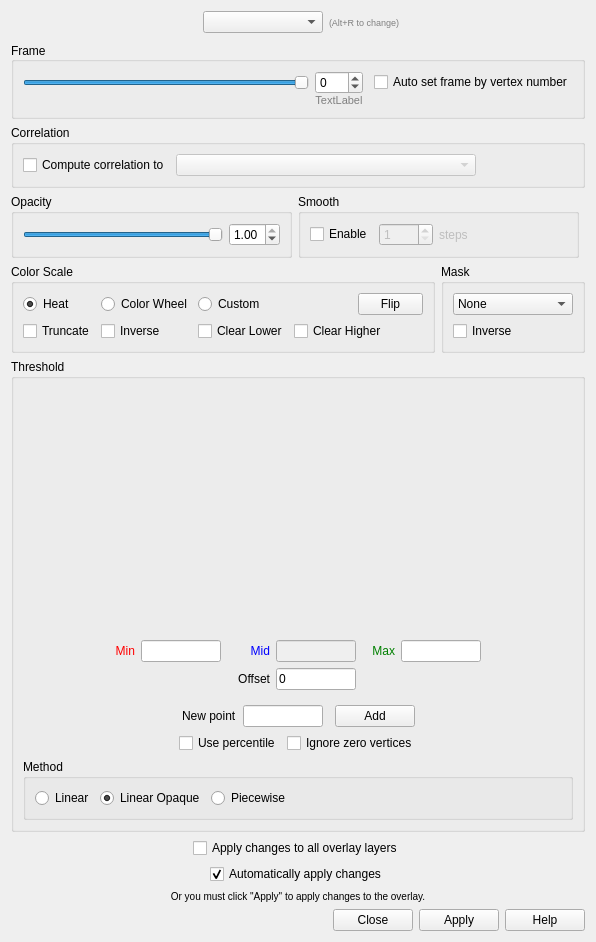
freesurfer/freesurfer, file freeview/WindowConfigureOverlay.ui: the form before one commit.
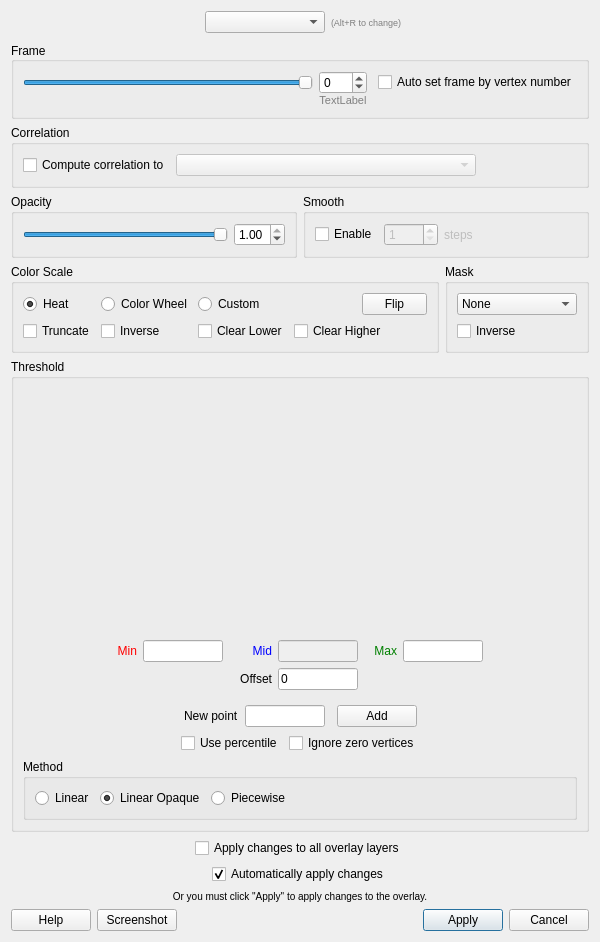
The form after the commit. Custom widgets are drawn as their Qt base class.

Commit message: Added function to take screenshot of every overlay on a surface

```diff
--- a/freeview/WindowConfigureOverlay.ui
+++ b/freeview/WindowConfigureOverlay.ui
@@ -6,7 +6,7 @@
    <rect>
     <x>0</x>
     <y>0</y>
-    <width>596</width>
+    <width>600</width>
     <height>942</height>
    </rect>
   </property>
@@ -97,13 +97,48 @@
     </widget>
    </item>
    <item>
-    <layout class="QGridLayout" name="gridLayout_2">
+    <layout class="QGridLayout" name="gridLayout_2" columnminimumwidth="0,0,0">
      <property name="leftMargin">
       <number>0</number>
      </property>
      <property name="topMargin">
       <number>0</number>
      </property>
+     <item row="3" column="0">
+      <widget class="QGroupBox" name="groupBox">
+       <property name="title">
+        <string>Opacity</string>
+       </property>
+       <layout class="QHBoxLayout" name="horizontalLayout">
+        <item>
+         <widget class="QSlider" name="sliderOpacity">
+          <property name="maximum">
+           <number>100</number>
+          </property>
+          <property name="value">
+           <number>100</number>
+          </property>
+          <property name="orientation">
+           <enum>Qt::Horizontal</enum>
+          </property>
+         </widget>
+        </item>
+        <item>
+         <widget class="QDoubleSpinBox" name="doubleSpinBoxOpacity">
+          <property name="maximum">
+           <double>1.000000000000000</double>
+          </property>
+          <property name="singleStep">
+           <double>0.050000000000000</double>
+          </property>
+          <property name="value">
+           <double>1.000000000000000</double>
+          </property>
+         </widget>
+        </item>
+       </layout>
+      </widget>
+     </item>
      <item row="3" column="1">
       <widget class="QGroupBox" name="groupBox_5">
        <property name="title">
@@ -156,42 +191,7 @@
        </layout>
       </widget>
      </item>
-     <item row="3" column="0">
-      <widget class="QGroupBox" name="groupBox">
-       <property name="title">
-        <string>Opacity</string>
-       </property>
-       <layout class="QHBoxLayout" name="horizontalLayout">
-        <item>
-         <widget class="QSlider" name="sliderOpacity">
-          <property name="maximum">
-           <number>100</number>
-          </property>
-          <property name="value">
-           <number>100</number>
-          </property>
-          <property name="orientation">
-           <enum>Qt::Horizontal</enum>
-          </property>
-         </widget>
-        </item>
-        <item>
-         <widget class="QDoubleSpinBox" name="doubleSpinBoxOpacity">
-          <property name="maximum">
-           <double>1.000000000000000</double>
-          </property>
-          <property name="singleStep">
-           <double>0.050000000000000</double>
-          </property>
-          <property name="value">
-           <double>1.000000000000000</double>
-          </property>
-         </widget>
-        </item>
-       </layout>
-      </widget>
-     </item>
-     <item row="1" column="0" colspan="3">
+     <item row="1" column="0" colspan="2">
       <widget class="QGroupBox" name="groupBoxCorrelation">
        <property name="title">
         <string>Correlation</string>
@@ -245,7 +245,7 @@
        </layout>
       </widget>
      </item>
-     <item row="0" column="0" colspan="3">
+     <item row="0" column="0" colspan="2">
       <widget class="QGroupBox" name="groupBoxFrame">
        <property name="title">
         <string>Frame</string>
@@ -922,11 +922,58 @@
     </widget>
    </item>
    <item>
-    <widget class="QDialogButtonBox" name="buttonBox">
-     <property name="standardButtons">
-      <set>QDialogButtonBox::Apply|QDialogButtonBox::Close|QDialogButtonBox::Help</set>
+    <layout class="QHBoxLayout" name="horizontalLayout_10">
+     <property name="bottomMargin">
+      <number>0</number>
      </property>
-    </widget>
+     <item>
+      <widget class="QPushButton" name="pushButtonHelp">
+       <property name="text">
+        <string>Help</string>
+       </property>
+      </widget>
+     </item>
+     <item>
+      <widget class="QPushButton" name="pushButtonScreenshot">
+       <property name="text">
+        <string>Screenshot</string>
+       </property>
+      </widget>
+     </item>
+     <item>
+      <spacer name="horizontalSpacer_18">
+       <property name="orientation">
+        <enum>Qt::Horizontal</enum>
+       </property>
+       <property name="sizeHint" stdset="0">
+        <size>
+         <width>40</width>
+         <height>20</height>
+        </size>
+       </property>
+      </spacer>
+     </item>
+     <item>
+      <widget class="QPushButton" name="pushButtonApply">
+       <property name="text">
+        <string>Apply</string>
+       </property>
+       <property name="autoDefault">
+        <bool>true</bool>
+       </property>
+       <property name="default">
+        <bool>true</bool>
+       </property>
+      </widget>
+     </item>
+     <item>
+      <widget class="QPushButton" name="pushButtonCancel">
+       <property name="text">
+        <string>Cancel</string>
+       </property>
+      </widget>
+     </item>
+    </layout>
    </item>
   </layout>
  </widget>
```
Left out of the diff: 32 changed lines with no effect on the pictures. The commit also changes 7 other files.
